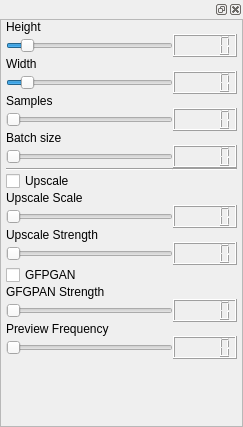
Before: the Qt Designer form frontend/ui_widgets/sizer_count.ui in XmYx/ainodes-pyside, drawn with Qt 5.
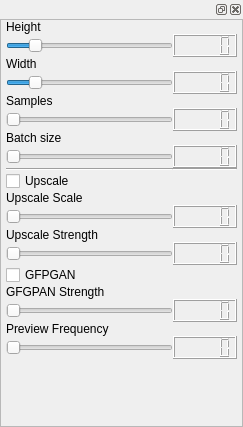
After: the same form once the commit is applied.

Commit message:
deforum renders more samples
when more then 1 sample is rendered, images are only added to thumbnails, click to view

```diff
--- a/frontend/ui_widgets/sizer_count.ui
+++ b/frontend/ui_widgets/sizer_count.ui
@@ -74,7 +74,7 @@
             <x>0</x>
             <y>0</y>
             <width>241</width>
-            <height>401</height>
+            <height>409</height>
            </rect>
           </property>
           <layout class="QVBoxLayout" name="verticalLayout_3">
@@ -107,7 +107,7 @@
                 <number>256</number>
                </property>
                <property name="maximum">
-                <number>3072</number>
+                <number>2048</number>
                </property>
                <property name="singleStep">
                 <number>64</number>
@@ -243,7 +243,7 @@
                 <number>256</number>
                </property>
                <property name="maximum">
-                <number>3072</number>
+                <number>2048</number>
                </property>
                <property name="singleStep">
                 <number>64</number>
```
Left out of the diff: 29 changed lines with no effect on the pictures. The commit also changes 2 other files.
